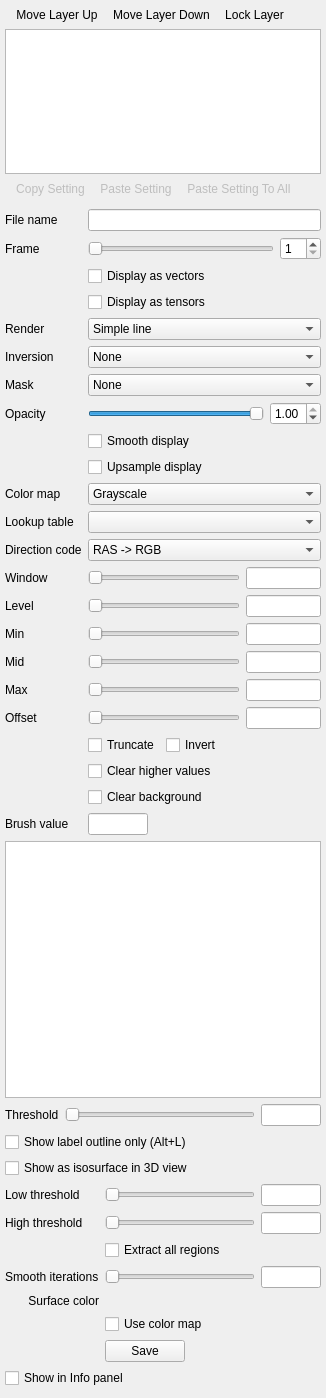
The window that freeview/PanelVolume.ui (neurodebian/freesurfer) describes before a commit, drawn with Qt 5.
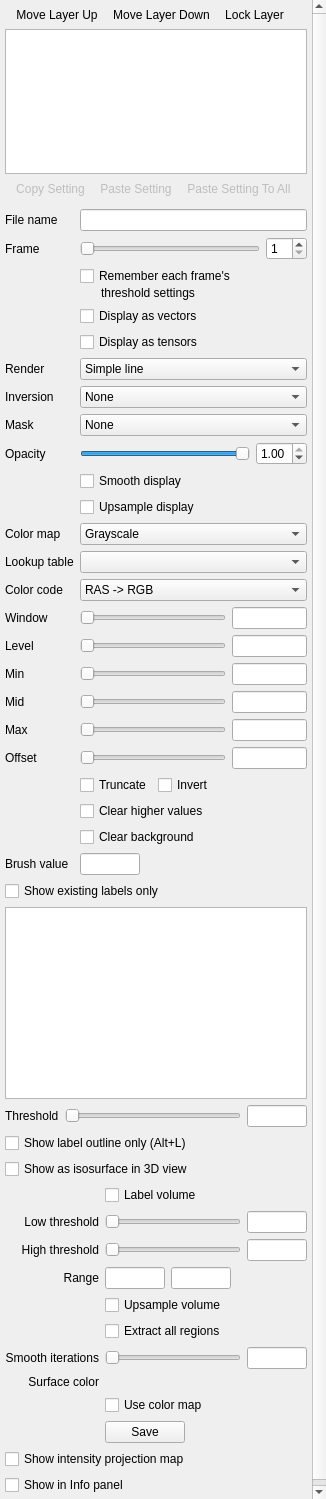
The same window after the commit. Icons and pictures are not drawn. Custom widgets are drawn as their Qt base class.

Patch:
```diff
--- a/freeview/PanelVolume.ui
+++ b/freeview/PanelVolume.ui
@@ -7,7 +7,7 @@
     <x>0</x>
     <y>0</y>
     <width>326</width>
-    <height>1398</height>
+    <height>1499</height>
    </rect>
   </property>
   <property name="windowTitle">
@@ -26,9 +26,9 @@
    <property name="geometry">
     <rect>
      <x>0</x>
-     <y>-47</y>
-     <width>308</width>
-     <height>1482</height>
+     <y>-156</y>
+     <width>311</width>
+     <height>1655</height>
     </rect>
    </property>
    <layout class="QVBoxLayout" name="verticalLayout">
@@ -163,28 +163,28 @@
         </item>
        </layout>
       </item>
-      <item row="2" column="1">
+      <item row="3" column="1">
        <widget class="QCheckBox" name="checkBoxDisplayVector">
         <property name="text">
          <string>Display as vectors</string>
         </property>
        </widget>
       </item>
-      <item row="3" column="1">
+      <item row="4" column="1">
        <widget class="QCheckBox" name="checkBoxDisplayTensor">
         <property name="text">
          <string>Display as tensors</string>
         </property>
        </widget>
       </item>
-      <item row="4" column="0">
+      <item row="5" column="0">
        <widget class="QLabel" name="labelRenderObject">
         <property name="text">
          <string>Render</string>
         </property>
        </widget>
       </item>
-      <item row="4" column="1">
+      <item row="5" column="1">
        <widget class="QComboBox" name="comboBoxRenderObject">
         <item>
          <property name="text">
@@ -198,14 +198,14 @@
         </item>
        </widget>
       </item>
-      <item row="5" column="0">
+      <item row="6" column="0">
        <widget class="QLabel" name="labelInversion">
         <property name="text">
          <string>Inversion</string>
         </property>
        </widget>
       </item>
-      <item row="5" column="1">
+      <item row="6" column="1">
        <widget class="QComboBox" name="comboBoxInversion">
         <item>
          <property name="text">
@@ -229,14 +229,14 @@
         </item>
        </widget>
       </item>
-      <item row="6" column="0">
+      <item row="7" column="0">
        <widget class="QLabel" name="labelMask">
         <property name="text">
          <string>Mask</string>
         </property>
        </widget>
       </item>
-      <item row="6" column="1">
+      <item row="7" column="1">
        <widget class="QComboBox" name="comboBoxMask">
         <item>
          <property name="text">
@@ -245,14 +245,14 @@
         </item>
        </widget>
       </item>
-      <item row="7" column="0">
+      <item row="8" column="0">
        <widget class="QLabel" name="labelOpacity">
         <property name="text">
          <string>Opacity</string>
         </property>
        </widget>
       </item>
-      <item row="7" column="1">
+      <item row="8" column="1">
        <layout class="QHBoxLayout" name="horizontalLayout_2">
         <item>
          <widget class="QSlider" name="sliderOpacity">
@@ -282,28 +282,28 @@
         </item>
        </layout>
       </item>
-      <item row="8" column="1">
+      <item row="9" column="1">
        <widget class="QCheckBox" name="checkBoxSmooth">
         <property name="text">
          <string>Smooth display</string>
         </property>
        </widget>
       </item>
-      <item row="9" column="1">
+      <item row="10" column="1">
        <widget class="QCheckBox" name="checkBoxUpsample">
         <property name="text">
          <string>Upsample display</string>
         </property>
        </widget>
       </item>
-      <item row="10" column="0">
+      <item row="11" column="0">
        <widget class="QLabel" name="labelColorMap">
         <property name="text">
          <string>Color map</string>
         </property>
        </widget>
       </item>
-      <item row="10" column="1">
+      <item row="11" column="1">
        <widget class="QComboBox" name="comboBoxColorMap">
         <item>
          <property name="text">
@@ -337,24 +337,24 @@
         </item>
        </widget>
       </item>
-      <item row="11" column="0">
+      <item row="12" column="0">
        <widget class="QLabel" name="labelLookUpTable">
         <property name="text">
          <string>Lookup table</string>
         </property>
        </widget>
       </item>
-      <item row="11" column="1">
+      <item row="12" column="1">
        <widget class="QComboBox" name="comboBoxLookUpTable"/>
       </item>
-      <item row="12" column="0">
+      <item row="13" column="0">
        <widget class="QLabel" name="labelDirectionCode">
         <property name="text">
-         <string>Direction code</string>
+         <string>Color code</string>
         </property>
        </widget>
       </item>
-      <item row="12" column="1">
+      <item row="13" column="1">
        <widget class="QComboBox" name="comboBoxDirectionCode">
         <item>
          <property name="text">
@@ -388,14 +388,14 @@
         </item>
        </widget>
       </item>
-      <item row="13" column="0">
+      <item row="14" column="0">
        <widget class="QLabel" name="labelWindow">
         <property name="text">
          <string>Window</string>
         </property>
        </widget>
       </item>
-      <item row="13" column="1">
+      <item row="14" column="1">
        <layout class="QHBoxLayout" name="horizontalLayout_6">
         <item>
          <widget class="QSlider" name="sliderWindow">
@@ -425,14 +425,14 @@
         </item>
        </layout>
       </item>
-      <item row="14" column="0">
+      <item row="15" column="0">
        <widget class="QLabel" name="labelLevel">
         <property name="text">
          <string>Level</string>
         </property>
        </widget>
       </item>
-      <item row="14" column="1">
+      <item row="15" column="1">
        <layout class="QHBoxLayout" name="horizontalLayout_10">
         <item>
          <widget class="QSlider" name="sliderLevel">
@@ -462,14 +462,14 @@
         </item>
        </layout>
       </item>
-      <item row="15" column="0">
+      <item row="16" column="0">
        <widget class="QLabel" name="labelMin">
         <property name="text">
          <string>Min</string>
         </property>
        </widget>
       </item>
-      <item row="15" column="1">
+      <item row="16" column="1">
        <layout class="QHBoxLayout" name="horizontalLayout_9">
         <item>
          <widget class="QSlider" name="sliderMin">
@@ -499,14 +499,14 @@
         </item>
        </layout>
       </item>
-      <item row="16" column="0">
+      <item row="17" column="0">
        <widget class="QLabel" name="labelMid">
         <property name="text">
          <string>Mid</string>
         </property>
        </widget>
       </item>
-      <item row="16" column="1">
+      <item row="17" column="1">
        <layout class="QHBoxLayout" name="horizontalLayout_7">
         <item>
          <widget class="QSlider" name="sliderMid">
@@ -536,7 +536,7 @@
         </item>
        </layout>
       </item>
-      <item row="17" column="1">
+      <item row="18" column="1">
        <layout class="QHBoxLayout" name="horizontalLayout_11">
         <item>
          <widget class="QSlider" name="sliderMax">
@@ -566,14 +566,14 @@
         </item>
        </layout>
       </item>
-      <item row="18" column="0">
+      <item row="19" column="0">
        <widget class="QLabel" name="labelOffset">
         <property name="text">
          <string>Offset</string>
         </property>
        </widget>
       </item>
-      <item row="18" column="1">
+      <item row="19" column="1">
        <layout class="QHBoxLayout" name="horizontalLayout_14">
         <item>
          <widget class="QSlider" name="sliderOffset">
@@ -603,7 +603,7 @@
         </item>
        </layout>
       </item>
-      <item row="19" column="1">
+      <item row="20" column="1">
        <layout class="QGridLayout" name="gridLayout">
         <item row="0" column="0">
          <widget class="QCheckBox" name="checkBoxTruncate">
@@ -648,14 +648,14 @@
         </item>
        </layout>
       </item>
-      <item row="20" column="0">
+      <item row="21" column="0">
        <widget class="QLabel" name="labelBrushValue">
         <property name="text">
          <string>Brush value</string>
         </property>
        </widget>
       </item>
-      <item row="20" column="1">
+      <item row="21" column="1">
        <layout class="QHBoxLayout" name="horizontalLayout_17">
         <item>
          <widget class="QLineEdit" name="lineEditBrushValue">
@@ -704,15 +704,55 @@
         </item>
        </layout>
       </item>
-      <item row="17" column="0">
+      <item row="18" column="0">
        <widget class="QLabel" name="labelMax">
         <property name="text">
          <string>Max</string>
         </property>
        </widget>
       </item>
+      <item row="2" column="1">
+       <layout class="QVBoxLayout" name="verticalLayout_2">
+        <property name="spacing">
+         <number>0</number>
+        </property>
+        <item>
+         <widget class="QCheckBox" name="checkBoxRememberFrame">
+          <property name="text">
+           <string>Remember each frame's</string>
+          </property>
+         </widget>
+        </item>
+        <item>
+         <widget class="QLabel" name="labelRememberFrame">
+          <property name="sizePolicy">
+           <sizepolicy hsizetype="Preferred" vsizetype="Preferred">
+            <horstretch>1</horstretch>
+            <verstretch>0</verstretch>
+           </sizepolicy>
+          </property>
+          <property name="text">
+           <string>threshold settings</string>
+          </property>
+          <property name="wordWrap">
+           <bool>true</bool>
+          </property>
+          <property name="indent">
+           <number>21</number>
+          </property>
+         </widget>
+        </item>
+       </layout>
+      </item>
      </layout>
     </item>
+    <item>
+     <widget class="QCheckBox" name="checkBoxShowExistingLabels">
+      <property name="text">
+       <string>Show existing labels only</string>
+      </property>
+     </widget>
+    </item>
     <item>
      <widget class="QTreeWidget" name="treeWidgetColorTable">
       <property name="sizePolicy">
@@ -809,21 +849,24 @@
     </item>
     <item>
      <layout class="QGridLayout" name="gridLayoutContour" columnstretch="0,0">
-      <item row="0" column="0">
+      <item row="2" column="0">
        <widget class="QLabel" name="labelContourThresholdLow">
         <property name="text">
          <string>Low threshold</string>
         </property>
+        <property name="alignment">
+         <set>Qt::AlignRight|Qt::AlignTrailing|Qt::AlignVCenter</set>
+        </property>
        </widget>
       </item>
-      <item row="2" column="1">
+      <item row="6" column="1">
        <widget class="QCheckBox" name="checkBoxContourExtractAll">
         <property name="text">
          <string>Extract all regions</string>
         </property>
        </widget>
       </item>
-      <item row="4" column="0">
+      <item row="8" column="0">
        <widget class="QLabel" name="labelContourColor">
         <property name="text">
          <string>Surface color</string>
@@ -833,24 +876,27 @@
         </property>
        </widget>
       </item>
-      <item row="4" column="1">
+      <item row="8" column="1">
        <widget class="QtColorPicker" name="colorPickerContour" native="true"/>
       </item>
-      <item row="5" column="1">
+      <item row="9" column="1">
        <widget class="QCheckBox" name="checkBoxUseColorMap">
         <property name="text">
          <string>Use color map</string>
         </property>
        </widget>
       </item>
-      <item row="1" column="0">
+      <item row="3" column="0">
        <widget class="QLabel" name="labelContourThresholdHigh">
         <property name="text">
          <string>High threshold</string>
         </property>
+        <property name="alignment">
+         <set>Qt::AlignRight|Qt::AlignTrailing|Qt::AlignVCenter</set>
+        </property>
        </widget>
       </item>
-      <item row="1" column="1">
+      <item row="3" column="1">
        <layout class="QHBoxLayout" name="horizontalLayout_13">
         <item>
          <widget class="QSlider" name="sliderContourThresholdHigh">
@@ -880,20 +926,26 @@
         </item>
        </layout>
       </item>
-      <item row="3" column="0">
+      <item row="7" column="0">
        <widget class="QLabel" name="labelSmoothIteration">
         <property name="text">
          <string>Smooth iterations</string>
         </property>
+        <property name="alignment">
+         <set>Qt::AlignRight|Qt::AlignTrailing|Qt::AlignVCenter</set>
+        </property>
        </widget>
       </item>
-      <item row="3" column="1">
+      <item row="7" column="1">
        <layout class="QHBoxLayout" name="horizontalLayout_15">
         <item>
          <widget class="QSlider" name="sliderContourSmoothIteration">
           <property name="maximum">
            <number>20</number>
           </property>
+          <property name="pageStep">
+           <number>5</number>
+          </property>
           <property name="orientation">
            <enum>Qt::Horizontal</enum>
           </property>
@@ -917,7 +969,7 @@
         </item>
        </layout>
       </item>
-      <item row="6" column="1">
+      <item row="10" column="1">
        <layout class="QHBoxLayout" name="horizontalLayout_16">
         <item>
          <widget class="QPushButton" name="pushButtonContourSave">
@@ -941,7 +993,7 @@
         </item>
        </layout>
       </item>
-      <item row="0" column="1">
+      <item row="2" column="1">
        <layout class="QHBoxLayout" name="horizontalLayout_12">
         <item>
          <widget class="QSlider" name="sliderContourThresholdLow">
@@ -971,8 +1023,88 @@
         </item>
        </layout>
       </item>
+      <item row="1" column="1">
+       <widget class="QCheckBox" name="checkBoxShowLabelContour">
+        <property name="text">
+         <string>Label volume</string>
+        </property>
+       </widget>
+      </item>
+      <item row="4" column="0">
+       <widget class="QLabel" name="labelContourLabelRange">
+        <property name="text">
+         <string>Range</string>
+        </property>
+        <property name="alignment">
+         <set>Qt::AlignRight|Qt::AlignTrailing|Qt::AlignVCenter</set>
+        </property>
+       </widget>
+      </item>
+      <item row="4" column="1">
+       <layout class="QHBoxLayout" name="horizontalLayout_3">
+        <item>
+         <widget class="QLineEdit" name="lineEditContourLabelRangeLow">
+          <property name="sizePolicy">
+           <sizepolicy hsizetype="Fixed" vsizetype="Fixed">
+            <horstretch>0</horstretch>
+            <verstretch>0</verstretch>
+           </sizepolicy>
+          </property>
+          <property name="maximumSize">
+           <size>
+            <width>60</width>
+            <height>16777215</height>
+           </size>
+          </property>
+         </widget>
+        </item>
+        <item>
+         <widget class="QLineEdit" name="lineEditContourLabelRangeHigh">
+          <property name="sizePolicy">
+           <sizepolicy hsizetype="Fixed" vsizetype="Fixed">
+            <horstretch>0</horstretch>
+            <verstretch>0</verstretch>
+           </sizepolicy>
+          </property>
+          <property name="maximumSize">
+           <size>
+            <width>60</width>
+            <height>16777215</height>
+           </size>
+          </property>
+         </widget>
+        </item>
+        <item>
+         <spacer name="horizontalSpacer_4">
+          <property name="orientation">
+           <enum>Qt::Horizontal</enum>
+          </property>
+          <property name="sizeHint" stdset="0">
+           <size>
+            <width>0</width>
+            <height>0</height>
+           </size>
+          </property>
+         </spacer>
+        </item>
+       </layout>
+      </item>
+      <item row="5" column="1">
+       <widget class="QCheckBox" name="checkBoxUpsampleContour">
+        <property name="text">
+         <string>Upsample volume</string>
+        </property>
+       </widget>
+      </item>
      </layout>
     </item>
+    <item>
+     <widget class="QCheckBox" name="checkBoxProjectionMap">
+      <property name="text">
+       <string>Show intensity projection map</string>
+      </property>
+     </widget>
+    </item>
     <item>
      <widget class="QCheckBox" name="checkBoxShowInfo">
       <property name="text">
```
Left out of the diff: 284 changed lines with no effect on the pictures.
